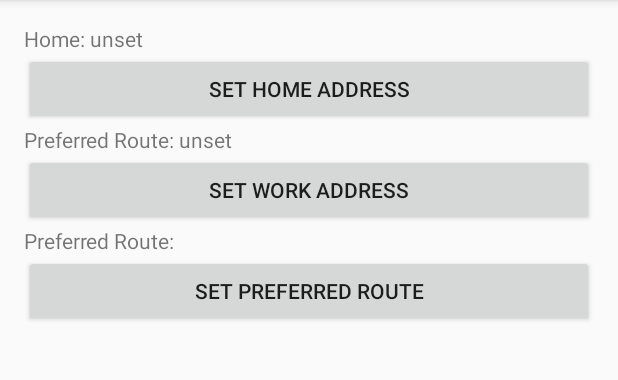
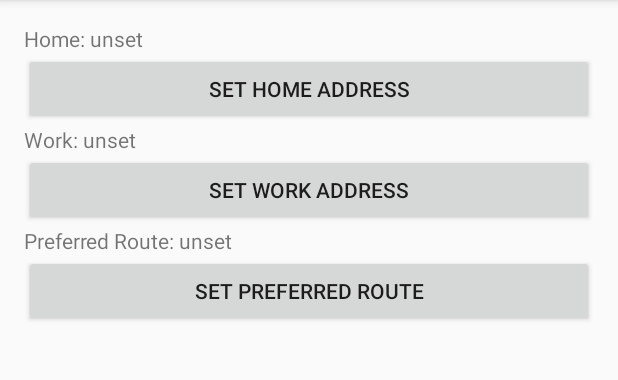
Before and after one commit to Jaberer/OpenTraffic, an Android app: the screen it shows after launch (MainActivity), on a phone screen of 412 x 824 dp, the part 84-464 px from its top. Run offline under Robolectric (Android 15) with nearby library versions, the phone set to English and light mode, and no system bars.

Commit message:
before working on voice

```diff
--- a/SecondRoute/app/src/main/java/rsjz/com/secondroute/MainActivity.java
+++ b/SecondRoute/app/src/main/java/rsjz/com/secondroute/MainActivity.java
@@ -56,7 +56,7 @@ public class MainActivity extends Activity {
         final SharedPreferences prefs = PreferenceManager.getDefaultSharedPreferences(this);
         ((TextView)findViewById(R.id.home_address)).setText("Home: " + prefs.getString("home_address", "unset"));
         ((TextView)findViewById(R.id.work_address)).setText("Work: " + prefs.getString("work_address", "unset"));
-        ((TextView)findViewById(R.id.work_address)).setText("Preferred Route: " + prefs.getString("preferredRoute", "unset"));
+        ((TextView)findViewById(R.id.preferred_route)).setText("Preferred Route: " + prefs.getString("preferredRoute", "unset"));
 
 /*
        final Handler handler = new Handler(new Handler.Callback() {
```
